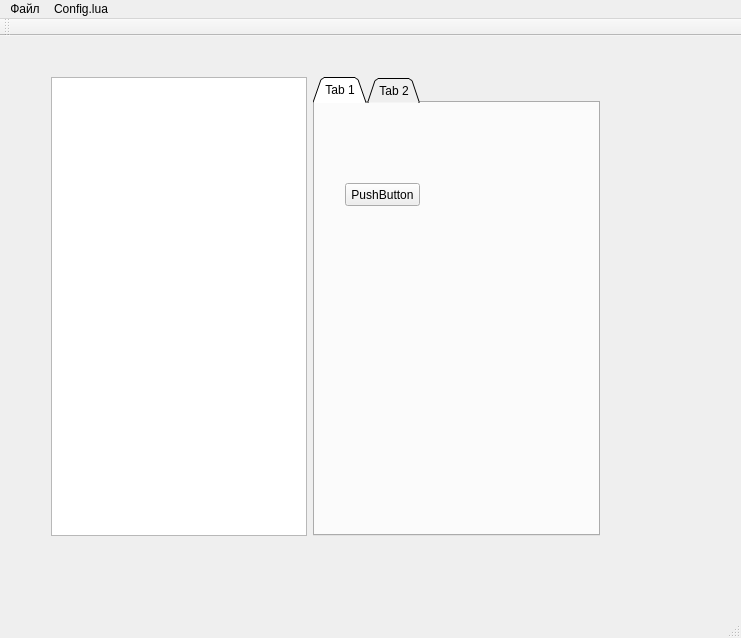
This is SimpleSwitcher/SimpleSwitcher/SimpleSwitcherQt.ui in Aegel5/SimpleSwitcher as Qt 5 draws it before an edit. The edited form follows.
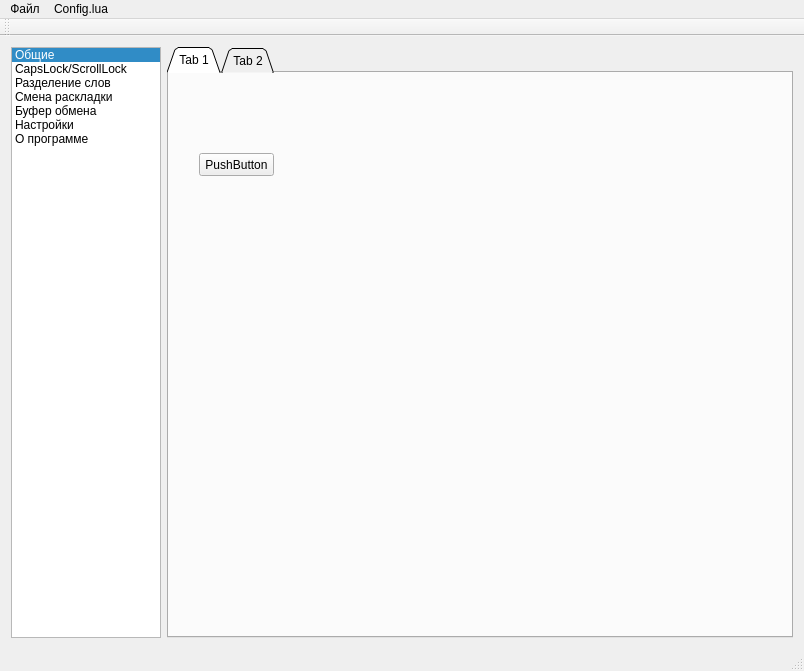
This is the edited form.

Diff of the .ui file:
```diff
--- a/SimpleSwitcher/SimpleSwitcher/SimpleSwitcherQt.ui
+++ b/SimpleSwitcher/SimpleSwitcher/SimpleSwitcherQt.ui
@@ -6,32 +6,82 @@
    <rect>
     <x>0</x>
     <y>0</y>
-    <width>741</width>
-    <height>638</height>
+    <width>804</width>
+    <height>671</height>
    </rect>
   </property>
   <property name="windowTitle">
    <string>SimpleSwitcherQt</string>
   </property>
   <widget class="QWidget" name="centralWidget">
-   <widget class="QWidget" name="horizontalLayoutWidget">
-    <property name="geometry">
-     <rect>
-      <x>40</x>
-      <y>30</y>
-      <width>571</width>
-      <height>481</height>
-     </rect>
-    </property>
     <layout class="QHBoxLayout" name="horizontalLayout">
      <item>
-      <widget class="QListView" name="listView">
+     <widget class="QListWidget" name="listWidget">
        <property name="sizePolicy">
-        <sizepolicy hsizetype="Fixed" vsizetype="Expanding">
+       <sizepolicy hsizetype="Minimum" vsizetype="Expanding">
          <horstretch>0</horstretch>
          <verstretch>0</verstretch>
         </sizepolicy>
        </property>
+      <property name="minimumSize">
+       <size>
+        <width>150</width>
+        <height>0</height>
+       </size>
+      </property>
+      <property name="layoutDirection">
+       <enum>Qt::LeftToRight</enum>
+      </property>
+      <property name="verticalScrollBarPolicy">
+       <enum>Qt::ScrollBarAlwaysOff</enum>
+      </property>
+      <property name="horizontalScrollBarPolicy">
+       <enum>Qt::ScrollBarAlwaysOff</enum>
+      </property>
+      <property name="sizeAdjustPolicy">
+       <enum>QAbstractScrollArea::AdjustToContents</enum>
+      </property>
+      <property name="batchSize">
+       <number>100</number>
+      </property>
+      <property name="currentRow">
+       <number>0</number>
+      </property>
+      <item>
+       <property name="text">
+        <string>Общие</string>
+       </property>
+      </item>
+      <item>
+       <property name="text">
+        <string>CapsLock/ScrollLock</string>
+       </property>
+      </item>
+      <item>
+       <property name="text">
+        <string>Разделение слов</string>
+       </property>
+      </item>
+      <item>
+       <property name="text">
+        <string>Смена раскладки</string>
+       </property>
+      </item>
+      <item>
+       <property name="text">
+        <string>Буфер обмена</string>
+       </property>
+      </item>
+      <item>
+       <property name="text">
+        <string>Настройки</string>
+       </property>
+      </item>
+      <item>
+       <property name="text">
+        <string>О программе</string>
+       </property>
+      </item>
       </widget>
      </item>
      <item>
@@ -94,13 +144,12 @@
      </item>
     </layout>
    </widget>
-  </widget>
   <widget class="QMenuBar" name="menuBar">
    <property name="geometry">
     <rect>
      <x>0</x>
      <y>0</y>
-     <width>741</width>
+     <width>804</width>
      <height>21</height>
     </rect>
    </property>
```
Lines whose indentation alone changed are shown as unchanged.
